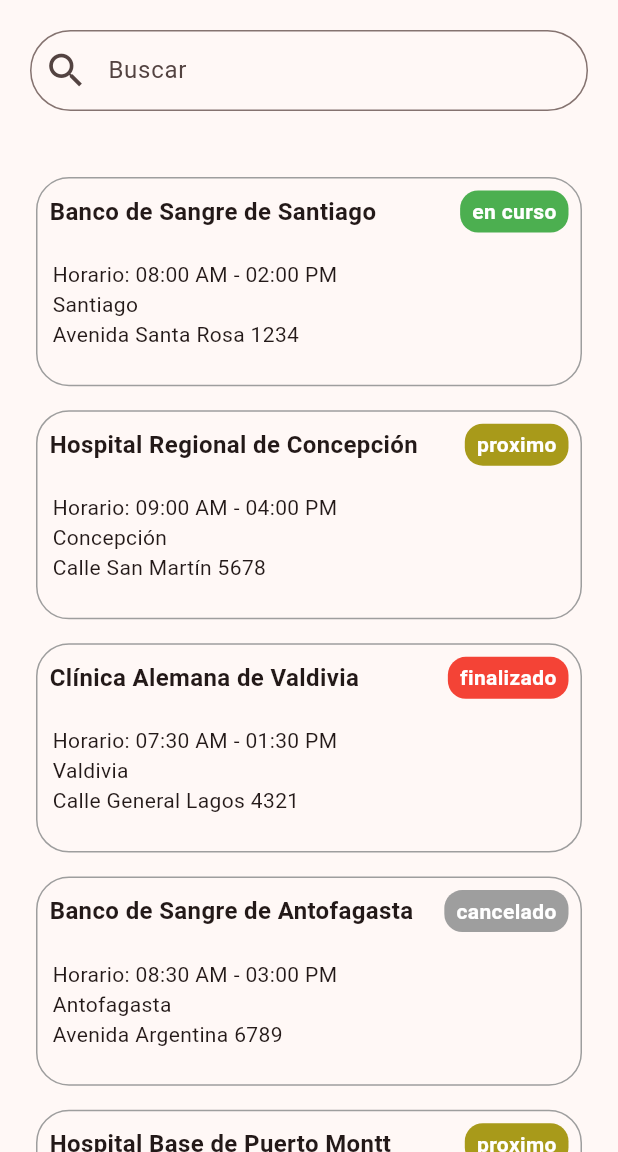
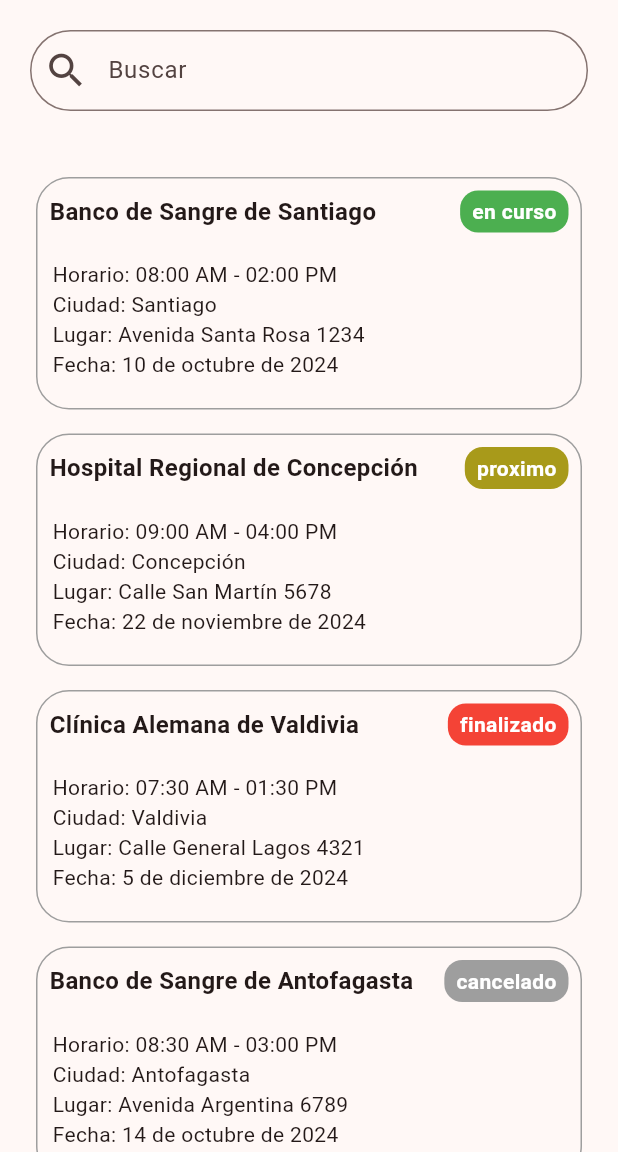
Before and after one commit to Cedricnator/vida-chile, a Flutter app: the CampaignPage screen opened by its route, on a phone screen of 412 x 824 dp, the part 84-1236 px from its top. Run offline on Flutter 3.47's test engine with Material 3 defaults, Android fonts, the phone set to English and light mode, and no system bars; missing offline and left inert: flutter_faq.

Commit message:
Refactor campaign screen layout and add more details.

```diff
--- a/mobile/lib/features/campaign/view/campaign_screen.dart
+++ b/mobile/lib/features/campaign/view/campaign_screen.dart
@@ -75,8 +75,9 @@ Widget _buildStatusLabel(StateCampaign state) {
                   crossAxisAlignment: CrossAxisAlignment.start,
                   children: [
                     Text("Horario: ${campaign.startHour} - ${campaign.finalHour}"),
-                    Text(campaign.city),
-                    Text(campaign.adress),
+                    Text("Ciudad: ${campaign.city}"),
+                    Text("Lugar: ${campaign.adress}"),
+                    Text("Fecha: ${campaign.date}")
                   ],
                 ),
               ),
@@ -117,7 +118,7 @@ Widget _buildStatusLabel(StateCampaign state) {
             child: GridView.count(
               crossAxisCount: 1,
               padding: const EdgeInsets.all(16.0),
-              childAspectRatio: 22.0 / 9.0,
+              childAspectRatio: 20.0 / 9.0,
               children: _buildBloodCampaignCard(),
             ),
           ),
```
